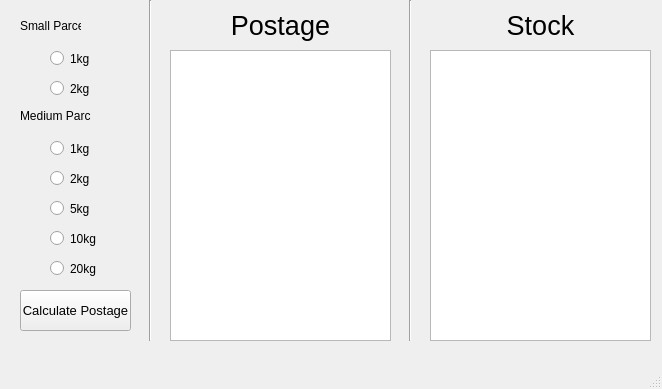
This is stamp_calc_app/stamp_calc.ui in psidex/StampCalculator as Qt 5 draws it before an edit. The edited form follows.
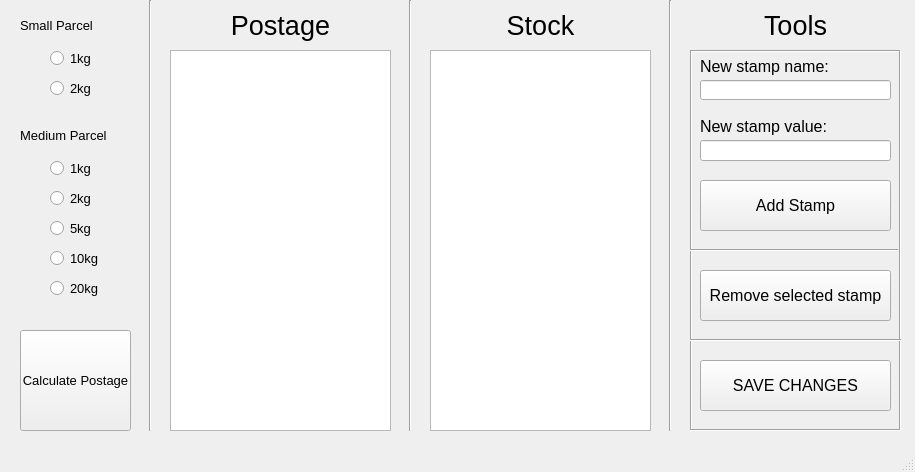
This is the edited form. Icons and pictures are not drawn.

Patch:
```diff
--- a/stamp_calc_app/stamp_calc.ui
+++ b/stamp_calc_app/stamp_calc.ui
@@ -6,8 +6,8 @@
    <rect>
     <x>0</x>
     <y>0</y>
-    <width>662</width>
-    <height>389</height>
+    <width>915</width>
+    <height>472</height>
    </rect>
   </property>
   <property name="windowTitle">
@@ -19,10 +19,15 @@
      <rect>
       <x>20</x>
       <y>10</y>
-      <width>61</width>
+      <width>81</width>
       <height>31</height>
      </rect>
     </property>
+    <property name="font">
+     <font>
+      <pointsize>10</pointsize>
+     </font>
+    </property>
     <property name="text">
      <string>Small Parcel</string>
     </property>
@@ -36,6 +41,11 @@
       <height>17</height>
      </rect>
     </property>
+    <property name="font">
+     <font>
+      <pointsize>10</pointsize>
+     </font>
+    </property>
     <property name="text">
      <string>1kg</string>
     </property>
@@ -49,6 +59,11 @@
       <height>17</height>
      </rect>
     </property>
+    <property name="font">
+     <font>
+      <pointsize>10</pointsize>
+     </font>
+    </property>
     <property name="text">
      <string>2kg</string>
     </property>
@@ -57,11 +72,16 @@
     <property name="geometry">
      <rect>
       <x>50</x>
-      <y>170</y>
+      <y>190</y>
       <width>82</width>
       <height>17</height>
      </rect>
     </property>
+    <property name="font">
+     <font>
+      <pointsize>10</pointsize>
+     </font>
+    </property>
     <property name="text">
      <string>2kg</string>
     </property>
@@ -70,11 +90,16 @@
     <property name="geometry">
      <rect>
       <x>50</x>
-      <y>140</y>
+      <y>160</y>
       <width>82</width>
       <height>17</height>
      </rect>
     </property>
+    <property name="font">
+     <font>
+      <pointsize>10</pointsize>
+     </font>
+    </property>
     <property name="text">
      <string>1kg</string>
     </property>
@@ -83,11 +108,16 @@
     <property name="geometry">
      <rect>
       <x>20</x>
-      <y>100</y>
-      <width>71</width>
+      <y>120</y>
+      <width>91</width>
       <height>31</height>
      </rect>
     </property>
+    <property name="font">
+     <font>
+      <pointsize>10</pointsize>
+     </font>
+    </property>
     <property name="text">
      <string>Medium Parcel</string>
     </property>
@@ -96,11 +126,16 @@
     <property name="geometry">
      <rect>
       <x>50</x>
-      <y>200</y>
+      <y>220</y>
       <width>82</width>
       <height>17</height>
      </rect>
     </property>
+    <property name="font">
+     <font>
+      <pointsize>10</pointsize>
+     </font>
+    </property>
     <property name="text">
      <string>5kg</string>
     </property>
@@ -109,11 +144,16 @@
     <property name="geometry">
      <rect>
       <x>50</x>
-      <y>260</y>
+      <y>280</y>
       <width>82</width>
       <height>17</height>
      </rect>
     </property>
+    <property name="font">
+     <font>
+      <pointsize>10</pointsize>
+     </font>
+    </property>
     <property name="text">
      <string>20kg</string>
     </property>
@@ -122,11 +162,16 @@
     <property name="geometry">
      <rect>
       <x>50</x>
-      <y>230</y>
+      <y>250</y>
       <width>82</width>
       <height>17</height>
      </rect>
     </property>
+    <property name="font">
+     <font>
+      <pointsize>10</pointsize>
+     </font>
+    </property>
     <property name="text">
      <string>10kg</string>
     </property>
@@ -135,9 +180,9 @@
     <property name="geometry">
      <rect>
       <x>20</x>
-      <y>290</y>
+      <y>330</y>
       <width>111</width>
-      <height>41</height>
+      <height>101</height>
      </rect>
     </property>
     <property name="font">
@@ -176,7 +221,7 @@
       <x>140</x>
       <y>0</y>
       <width>20</width>
-      <height>341</height>
+      <height>431</height>
      </rect>
     </property>
     <property name="orientation">
@@ -189,7 +234,7 @@
       <x>400</x>
       <y>0</y>
       <width>20</width>
-      <height>341</height>
+      <height>431</height>
      </rect>
     </property>
     <property name="orientation">
@@ -223,7 +268,7 @@
       <x>170</x>
       <y>50</y>
       <width>221</width>
-      <height>291</height>
+      <height>381</height>
      </rect>
     </property>
     <property name="font">
@@ -244,7 +289,7 @@
       <x>430</x>
       <y>50</y>
       <width>221</width>
-      <height>291</height>
+      <height>381</height>
      </rect>
     </property>
     <property name="font">
@@ -268,6 +313,192 @@
      <bool>true</bool>
     </property>
    </widget>
+   <widget class="QLabel" name="tools_label">
+    <property name="geometry">
+     <rect>
+      <x>690</x>
+      <y>10</y>
+      <width>211</width>
+      <height>31</height>
+     </rect>
+    </property>
+    <property name="font">
+     <font>
+      <pointsize>20</pointsize>
+     </font>
+    </property>
+    <property name="text">
+     <string>Tools</string>
+    </property>
+    <property name="alignment">
+     <set>Qt::AlignCenter</set>
+    </property>
+   </widget>
+   <widget class="Line" name="veritcal_line_2">
+    <property name="geometry">
+     <rect>
+      <x>660</x>
+      <y>0</y>
+      <width>20</width>
+      <height>431</height>
+     </rect>
+    </property>
+    <property name="orientation">
+     <enum>Qt::Vertical</enum>
+    </property>
+   </widget>
+   <widget class="QFrame" name="btn_frame">
+    <property name="geometry">
+     <rect>
+      <x>690</x>
+      <y>50</y>
+      <width>211</width>
+      <height>381</height>
+     </rect>
+    </property>
+    <property name="frameShape">
+     <enum>QFrame::Box</enum>
+    </property>
+    <property name="frameShadow">
+     <enum>QFrame::Sunken</enum>
+    </property>
+    <widget class="QToolButton" name="rmv_selected_btn">
+     <property name="geometry">
+      <rect>
+       <x>10</x>
+       <y>220</y>
+       <width>191</width>
+       <height>51</height>
+      </rect>
+     </property>
+     <property name="font">
+      <font>
+       <pointsize>12</pointsize>
+      </font>
+     </property>
+     <property name="text">
+      <string>Remove selected stamp</string>
+     </property>
+    </widget>
+    <widget class="QToolButton" name="add_new_stamp_btn">
+     <property name="geometry">
+      <rect>
+       <x>10</x>
+       <y>130</y>
+       <width>191</width>
+       <height>51</height>
+      </rect>
+     </property>
+     <property name="font">
+      <font>
+       <pointsize>12</pointsize>
+      </font>
+     </property>
+     <property name="text">
+      <string>Add Stamp</string>
+     </property>
+    </widget>
+    <widget class="QLineEdit" name="new_stamp_name_line_edit">
+     <property name="geometry">
+      <rect>
+       <x>10</x>
+       <y>30</y>
+       <width>191</width>
+       <height>20</height>
+      </rect>
+     </property>
+    </widget>
+    <widget class="QLabel" name="new_stamp_name_label">
+     <property name="geometry">
+      <rect>
+       <x>10</x>
+       <y>6</y>
+       <width>191</width>
+       <height>20</height>
+      </rect>
+     </property>
+     <property name="font">
+      <font>
+       <pointsize>12</pointsize>
+      </font>
+     </property>
+     <property name="text">
+      <string>New stamp name:</string>
+     </property>
+    </widget>
+    <widget class="Line" name="horizontal_line_1">
+     <property name="geometry">
+      <rect>
+       <x>-3</x>
+       <y>190</y>
+       <width>211</width>
+       <height>20</height>
+      </rect>
+     </property>
+     <property name="orientation">
+      <enum>Qt::Horizontal</enum>
+     </property>
+    </widget>
+    <widget class="QToolButton" name="save_changes_btn">
+     <property name="geometry">
+      <rect>
+       <x>10</x>
+       <y>310</y>
+       <width>191</width>
+       <height>51</height>
+      </rect>
+     </property>
+     <property name="font">
+      <font>
+       <pointsize>12</pointsize>
+      </font>
+     </property>
+     <property name="text">
+      <string>SAVE CHANGES</string>
+     </property>
+    </widget>
+    <widget class="Line" name="horizontal_line_2">
+     <property name="geometry">
+      <rect>
+       <x>0</x>
+       <y>280</y>
+       <width>211</width>
+       <height>20</height>
+      </rect>
+     </property>
+     <property name="orientation">
+      <enum>Qt::Horizontal</enum>
+     </property>
+    </widget>
+    <widget class="QLabel" name="new_stamp_value_label">
+     <property name="geometry">
+      <rect>
+       <x>10</x>
+       <y>66</y>
+       <width>191</width>
+       <height>20</height>
+      </rect>
+     </property>
+     <property name="font">
+      <font>
+       <pointsize>12</pointsize>
+      </font>
+     </property>
+     <property name="text">
+      <string>New stamp value:</string>
+     </property>
+    </widget>
+    <widget class="QLineEdit" name="new_stamp_value_line_edit">
+     <property name="geometry">
+      <rect>
+       <x>10</x>
+       <y>90</y>
+       <width>191</width>
+       <height>21</height>
+      </rect>
+     </property>
+    </widget>
+   </widget>
   </widget>
   <widget class="QMenuBar" name="menubar">
    <property name="geometry">
```
Left out of the diff: 25 changed lines with no effect on the pictures.
